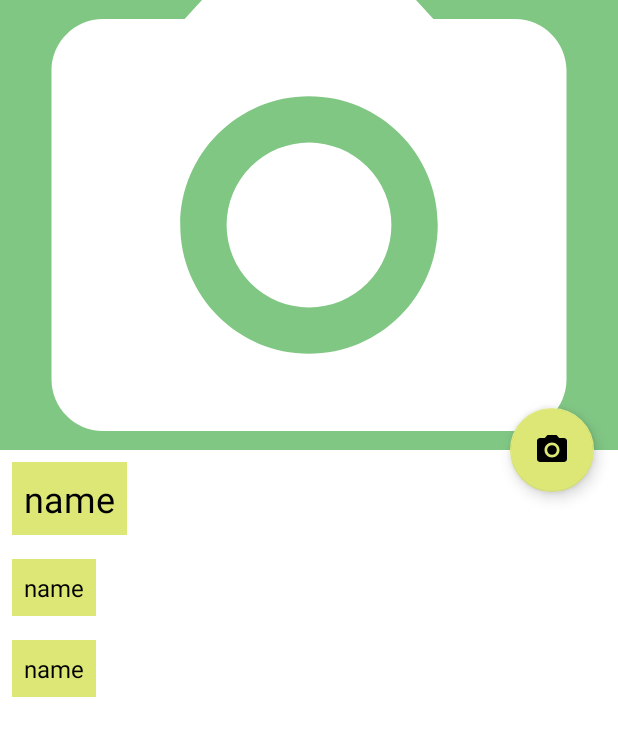
After one commit to parkanqwq/WorldIsHere, an Android app: the layout activity_main.xml on its own in the app's theme, with its tools: preview values and no code run, on a phone screen of 412 x 824 dp. The commit adds this screen. Shown: the top 736 px of the screen. Run offline under Robolectric (Android 15) with nearby library versions, the phone set to English and light mode, and no system bars.

Commit message:
Проверяй задание 2, я все сделал до конца!

```diff
--- a/app/src/main/java/com/kalabukhov/app/worldishere/domain/PersonModel.kt
+++ b/app/src/main/java/com/kalabukhov/app/worldishere/domain/PersonModel.kt
@@ -1,8 +1,10 @@
 package com.kalabukhov.app.worldishere.domain
+
+import java.io.Serializable
 
 data class PersonModel(
     val id: Int,
     val name: String,
     val age: Int,
     val power: Int
-)
+) : Serializable
--- /dev/null
+++ b/app/src/main/res/drawable/profile_camera.xml
@@ -0,0 +1,13 @@
+<vector xmlns:android="http://schemas.android.com/apk/res/android"
+    android:width="24dp"
+    android:height="24dp"
+    android:viewportWidth="24"
+    android:viewportHeight="24"
+    android:tint="?attr/colorControlNormal">
+  <path
+      android:fillColor="@android:color/white"
+      android:pathData="M12,12m-3.2,0a3.2,3.2 0,1 1,6.4 0a3.2,3.2 0,1 1,-6.4 0"/>
+  <path
+      android:fillColor="@android:color/white"
+      android:pathData="M9,2L7.17,4L4,4c-1.1,0 -2,0.9 -2,2v12c0,1.1 0.9,2 2,2h16c1.1,0 2,-0.9 2,-2L22,6c0,-1.1 -0.9,-2 -2,-2h-3.17L15,2L9,2zM12,17c-2.76,0 -5,-2.24 -5,-5s2.24,-5 5,-5 5,2.24 5,5 -2.24,5 -5,5z"/>
+</vector>
--- a/app/src/main/res/layout/activity_edit_person.xml
+++ b/app/src/main/res/layout/activity_edit_person.xml
@@ -32,7 +32,6 @@
                     android:layout_height="wrap_content"
                     android:layout_marginBottom="@dimen/dimen_16dp"
                     android:text="@string/person_info"
-                    android:textColor="@color/purple_700"
                     android:textSize="@dimen/dimen_header_text_32sp" />
 
                 <com.google.android.material.textfield.TextInputLayout
--- /dev/null
+++ b/app/src/main/res/layout/activity_main.xml
@@ -0,0 +1,101 @@
+<?xml version="1.0" encoding="utf-8"?>
+<androidx.coordinatorlayout.widget.CoordinatorLayout
+    xmlns:android="http://schemas.android.com/apk/res/android"
+    xmlns:app="http://schemas.android.com/apk/res-auto"
+    android:layout_width="match_parent"
+    android:layout_height="match_parent"
+    xmlns:tools="http://schemas.android.com/tools"
+    android:background="@android:color/background_light"
+    android:fitsSystemWindows="true"
+    android:id="@+id/transition_position"
+    tools:context=".ui.main.MainActivity">
+
+    <com.google.android.material.appbar.AppBarLayout
+        android:id="@+id/main_appbar"
+        android:layout_width="match_parent"
+        android:layout_height="300dp"
+        android:fitsSystemWindows="true"
+        android:theme="@style/ThemeOverlay.AppCompat.Dark.ActionBar">
+
+        <com.google.android.material.appbar.CollapsingToolbarLayout
+            android:id="@+id/main_collapsing"
+            android:layout_width="match_parent"
+            android:layout_height="match_parent"
+            android:fitsSystemWindows="true"
+            app:contentScrim="?attr/colorPrimary"
+            app:expandedTitleMarginEnd="64dp"
+            app:expandedTitleMarginStart="48dp"
+            app:layout_scrollFlags="scroll|exitUntilCollapsed">
+
+            <ImageView
+                android:id="@+id/image_profile"
+                android:layout_width="match_parent"
+                android:layout_height="match_parent"
+                android:fitsSystemWindows="true"
+                android:scaleType="centerCrop"
+                app:layout_collapseMode="parallax"
+                android:src="@drawable/profile_camera"/>
+
+            <androidx.appcompat.widget.Toolbar
+                android:id="@+id/toolbar_profile"
+                android:layout_width="match_parent"
+                android:layout_height="?attr/actionBarSize"
+                app:layout_collapseMode="pin"
+                app:popupTheme="@style/ThemeOverlay.AppCompat.Light" />
+        </com.google.android.material.appbar.CollapsingToolbarLayout>
+    </com.google.android.material.appbar.AppBarLayout>
+
+    <androidx.core.widget.NestedScrollView
+        android:id="@+id/nested_scroll_view"
+        android:layout_width="match_parent"
+        android:layout_height="match_parent"
+        app:layout_behavior="@string/appbar_scrolling_view_behavior">
+
+        <LinearLayout
+            android:layout_width="match_parent"
+            android:layout_height="wrap_content"
+            android:orientation="vertical">
+
+            <TextView
+                android:id="@+id/name_profile"
+                android:layout_width="wrap_content"
+                android:layout_height="wrap_content"
+                android:layout_margin="@dimen/dimen_layout_margin_8dp"
+                android:background="@color/teal_200"
+                android:textColor="#000000"
+                android:padding="@dimen/dimen_layout_margin_8dp"
+                android:textSize="@dimen/dimen_body_text_24sp"
+                tools:text="name" />
+            <TextView
+                android:id="@+id/age_person"
+                android:layout_width="wrap_content"
+                android:layout_height="wrap_content"
+                android:layout_margin="@dimen/dimen_layout_margin_8dp"
+                android:background="@color/teal_200"
+                android:textColor="#000000"
+                android:padding="@dimen/dimen_layout_margin_8dp"
+                android:textSize="@dimen/dimen_text_text_16sp"
+                tools:text="name" />
+            <TextView
+                android:id="@+id/power_person"
+                android:layout_width="wrap_content"
+                android:layout_height="wrap_content"
+                android:layout_margin="@dimen/dimen_layout_margin_8dp"
+                android:background="@color/teal_200"
+                android:textColor="#000000"
+                android:padding="@dimen/dimen_layout_margin_8dp"
+                android:textSize="@dimen/dimen_text_text_16sp"
+                tools:text="name" />
+        </LinearLayout>
+    </androidx.core.widget.NestedScrollView>
+
+    <com.google.android.material.floatingactionbutton.FloatingActionButton
+        android:id="@+id/load_image_profile"
+        android:layout_height="wrap_content"
+        android:layout_width="wrap_content"
+        android:layout_margin="@dimen/dimen_16dp"
+        android:src="@drawable/profile_camera"
+        app:layout_anchor="@id/main_appbar"
+        app:layout_anchorGravity="bottom|right|end"/>
+
+</androidx.coordinatorlayout.widget.CoordinatorLayout>
--- a/app/src/main/res/values-night/themes.xml
+++ b/app/src/main/res/values-night/themes.xml
@@ -1,6 +1,6 @@
 <resources xmlns:tools="http://schemas.android.com/tools">
     <!-- Base application theme. -->
-    <style name="Theme.WorldIsHere" parent="Theme.MaterialComponents.DayNight.DarkActionBar">
+    <style name="Theme.WorldIsHere" parent="Theme.MaterialComponents.DayNight.NoActionBar">
         <!-- Primary brand color. -->
         <item name="colorPrimary">@color/purple_200</item>
         <item name="colorPrimaryVariant">@color/purple_700</item>
--- a/app/src/main/res/values/colors.xml
+++ b/app/src/main/res/values/colors.xml
@@ -1,9 +1,9 @@
 <?xml version="1.0" encoding="utf-8"?>
 <resources>
     <color name="purple_200">#FFBB86FC</color>
-    <color name="purple_500">#FF6200EE</color>
-    <color name="purple_700">#FF3700B3</color>
-    <color name="teal_200">#FF03DAC5</color>
+    <color name="purple_500">#81C784</color>
+    <color name="purple_700">#66BB6A</color>
+    <color name="teal_200">#DCE775</color>
     <color name="teal_700">#FF018786</color>
     <color name="black">#FF000000</color>
     <color name="white">#FFFFFFFF</color>
--- a/app/src/main/res/values/dimens.xml
+++ b/app/src/main/res/values/dimens.xml
@@ -4,4 +4,6 @@
     <dimen name="dimen_10dp">10dp</dimen>
     <dimen name="dimen_layout_margin_8dp">8dp</dimen>
     <dimen name="dimen_header_text_32sp">32sp</dimen>
+    <dimen name="dimen_body_text_24sp">24sp</dimen>
+    <dimen name="dimen_text_text_16sp">16sp</dimen>
 </resources>
--- a/app/src/main/res/values/strings.xml
+++ b/app/src/main/res/values/strings.xml
@@ -11,4 +11,7 @@
     <string name="you_lose">Вы проиграли!</string>
     <string name="strings_is_empty">Заполните все данные!</string>
     <string name="error_big_age">Недопустимый возраст, кошмар ты старый!</string>
+    <string name="text_hi">Hi,</string>
+    <string name="text_age_person">Ваш возраст:</string>
+    <string name="text_power_person">Ваша сила:</string>
 </resources>
--- a/app/src/main/res/values/themes.xml
+++ b/app/src/main/res/values/themes.xml
@@ -1,6 +1,6 @@
 <resources xmlns:tools="http://schemas.android.com/tools">
     <!-- Base application theme. -->
-    <style name="Theme.WorldIsHere" parent="Theme.MaterialComponents.DayNight.DarkActionBar">
+    <style name="Theme.WorldIsHere" parent="Theme.MaterialComponents.DayNight.NoActionBar">
         <!-- Primary brand color. -->
         <item name="colorPrimary">@color/purple_500</item>
         <item name="colorPrimaryVariant">@color/purple_700</item>
```
Also changed, not shown: app/build.gradle (+11 -0 lines), app/src/main/AndroidManifest.xml (+5 -3 lines), app/src/main/java/com/kalabukhov/app/worldishere/App.kt (added, +17 -0 lines), app/src/main/java/com/kalabukhov/app/worldishere/Screens.kt (added, +11 -0 lines), app/src/main/java/com/kalabukhov/app/worldishere/impl/RouterImpl.kt (added, +14 -0 lines), app/src/main/java/com/kalabukhov/app/worldishere/impl/util/ContextExt.kt (added, +9 -0 lines), app/src/main/java/com/kalabukhov/app/worldishere/ui/EditPersonContract.kt (+19 -8 lines), app/src/main/java/com/kalabukhov/app/worldishere/ui/EditPersonInfoActivity.kt (+31 -7 lines), app/src/main/java/com/kalabukhov/app/worldishere/ui/EditPersonPresenter.kt (+19 -22 lines), app/src/main/java/com/kalabukhov/app/worldishere/ui/Router.kt (added, +8 -0 lines), app/src/main/java/com/kalabukhov/app/worldishere/ui/main/MainActivity.kt (added, +39 -0 lines).
